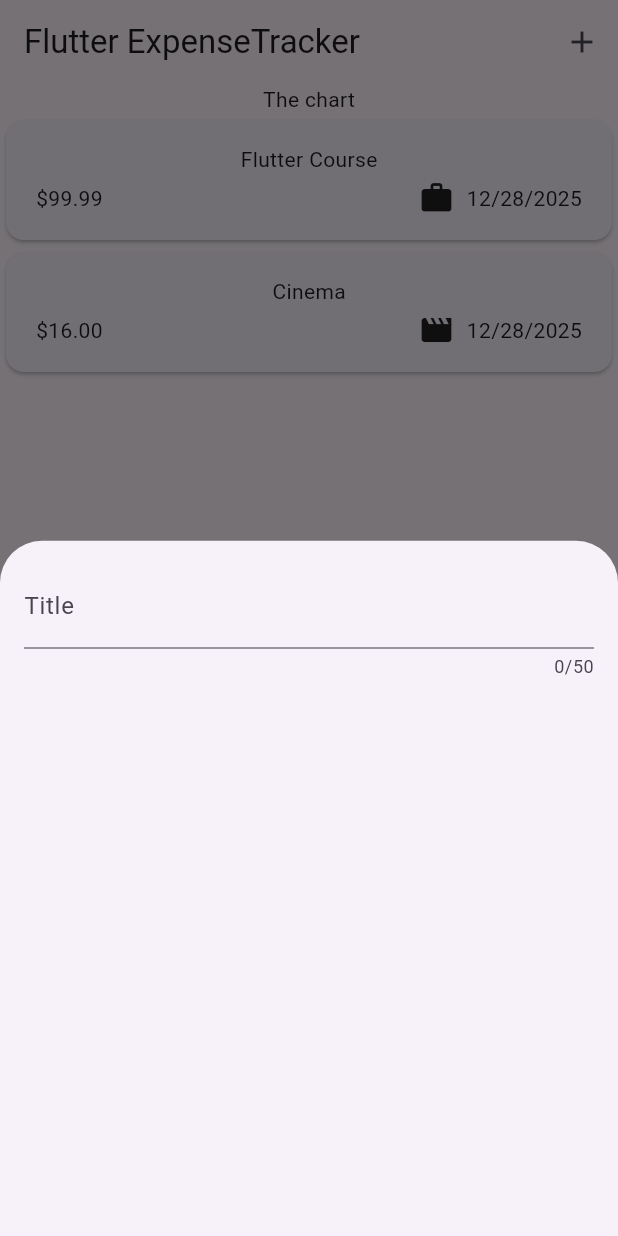
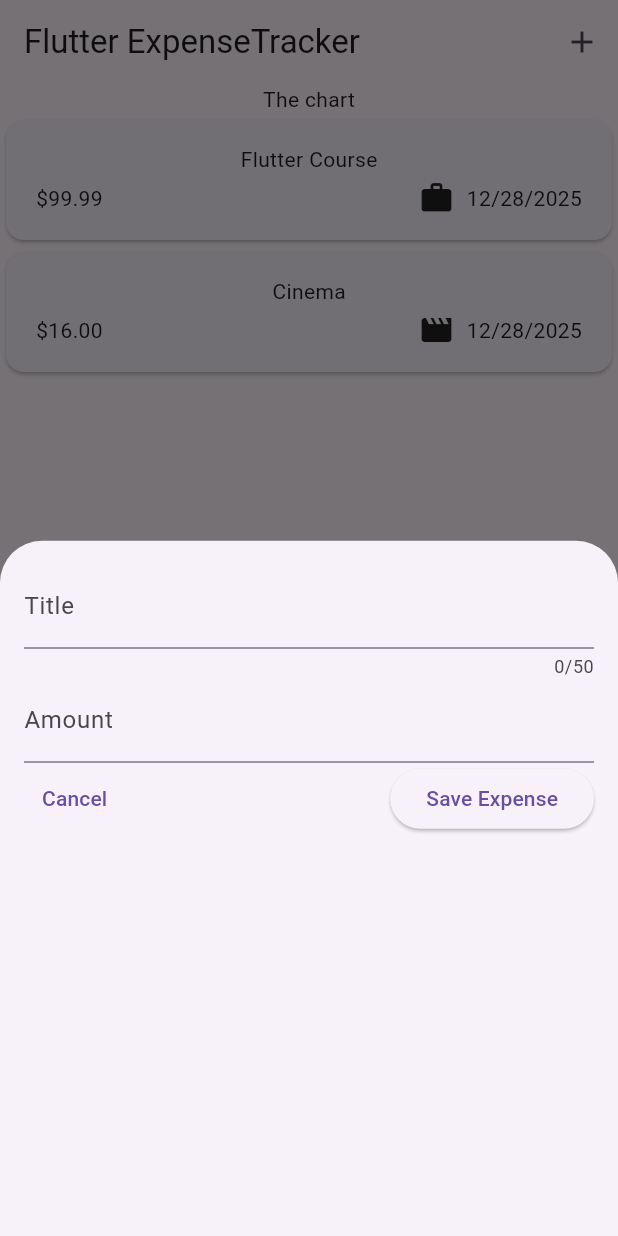
Before and after one commit to Faisul0404/Expense_Tracker, a Flutter app: the screen it shows after launch, after a tap on the "add" icon, on a phone screen of 412 x 824 dp. Run offline on Flutter 3.47's test engine with Material 3 defaults, Android fonts, the phone set to English and light mode, and no system bars.

Commit message:
refactor input controller to title and amount input

```diff
--- a/lib/widgets/new_expense.dart
+++ b/lib/widgets/new_expense.dart
@@ -8,15 +8,61 @@ class NewExpense extends StatefulWidget {
 }
 
 class _NewExpenseState extends State<NewExpense> {
+  // var _enteredTitle = '';
+
+  // void _saveTitleInput(String inputValue) {
+  //   _enteredTitle = inputValue;
+  // }
+
+  final _titleController = TextEditingController();
+  final _amountController = TextEditingController();
+
+  @override
+  void disponse() {
+    _titleController.dispose();
+    _amountController.dispose();
+    super.dispose();
+  }
+
   @override
   Widget build(BuildContext context) {
     return Padding(
       padding: const EdgeInsets.all(16),
       child: Column(
-        children: const [
+        children: [
           TextField(
+            // onChanged: _saveTitleInput,
+            controller: _titleController,
             maxLength: 50,
-            decoration: InputDecoration(label: Text("Title")),
+            decoration: const InputDecoration(label: Text("Title")),
+          ),
+          TextField(
+            controller: _amountController,
+            keyboardType: TextInputType.number,
+            decoration: const InputDecoration(
+              prefixText: '\$',
+              label: Text("Amount"),
+            ),
+          ),
+          // Save Button
+          Row(
+            children: [
+              TextButton(
+                onPressed: () {
+                  Navigator.pop(context);
+                },
+                child: Text("Cancel"),
+              ),
+              Spacer(),
+              ElevatedButton(
+                onPressed: () {
+                  // print(_enteredTitle);
+                  print(_titleController.text);
+                  print(_amountController.text);
+                },
+                child: Text("Save Expense"),
+              ),
+            ],
           ),
         ],
       ),
```
